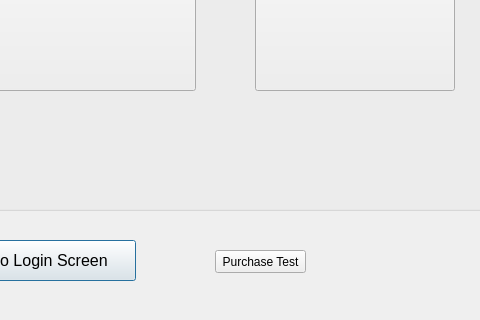
Above: Project2/adminlogin.ui from tdragon00/CS1C_Project_2 before the change; both pictures show x 115 to 595 and y 330 to 650 of the 1250 by 650 pixel window. Below: the same form after it.
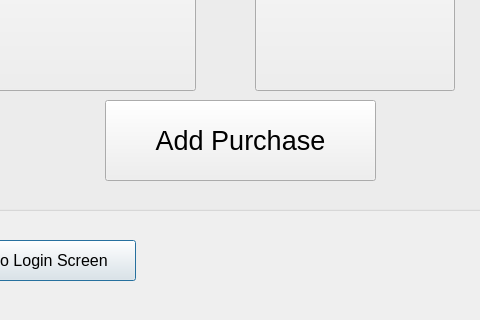
That is the form after the change.

What changed in the file:
```diff
--- a/Project2/adminlogin.ui
+++ b/Project2/adminlogin.ui
@@ -108,6 +108,24 @@
         <string>Rebate</string>
        </property>
       </widget>
+      <widget class="QPushButton" name="Purchase_Test">
+       <property name="geometry">
+        <rect>
+         <x>150</x>
+         <y>320</y>
+         <width>271</width>
+         <height>81</height>
+        </rect>
+       </property>
+       <property name="font">
+        <font>
+         <pointsize>20</pointsize>
+        </font>
+       </property>
+       <property name="text">
+        <string>Add Purchase</string>
+       </property>
+      </widget>
      </widget>
     </item>
     <item row="0" column="1">
@@ -224,19 +242,6 @@
     </item>
    </layout>
   </widget>
-  <widget class="QPushButton" name="Purchase_Test">
-   <property name="geometry">
-    <rect>
-     <x>330</x>
-     <y>580</y>
-     <width>91</width>
-     <height>23</height>
-    </rect>
-   </property>
-   <property name="text">
-    <string>Purchase Test</string>
-   </property>
-  </widget>
   <zorder>layoutWidget</zorder>
   <zorder>backLogin</zorder>
   <zorder>label</zorder>
```
Left out of the diff: 1 changed line with no effect on the pictures.
